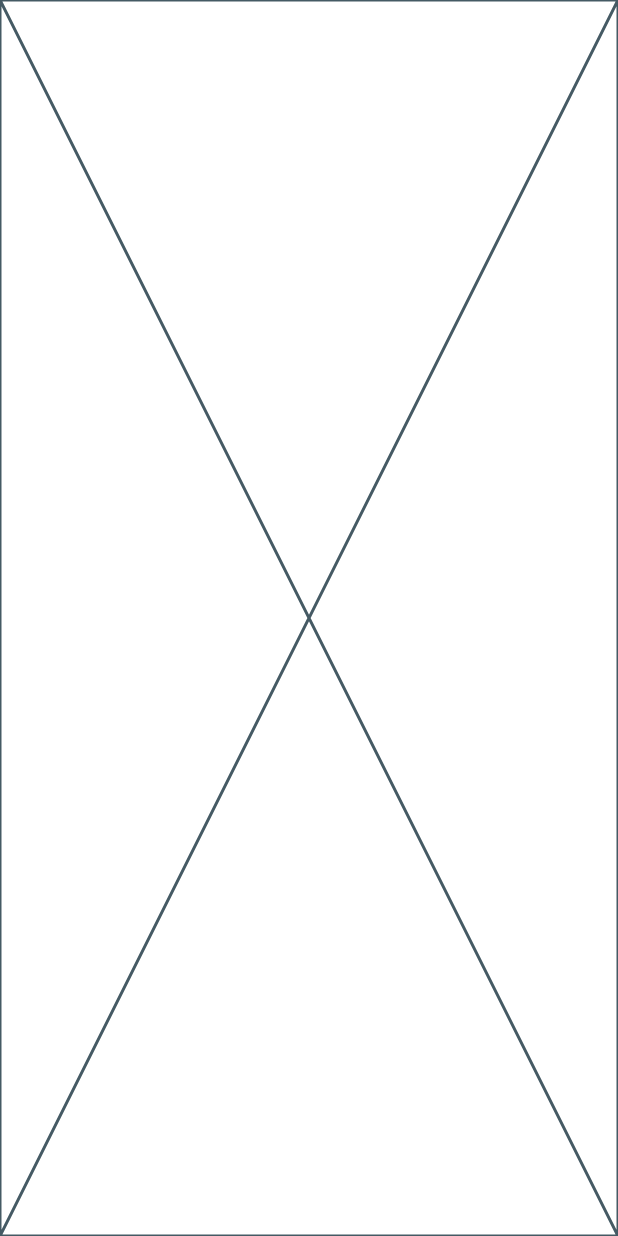
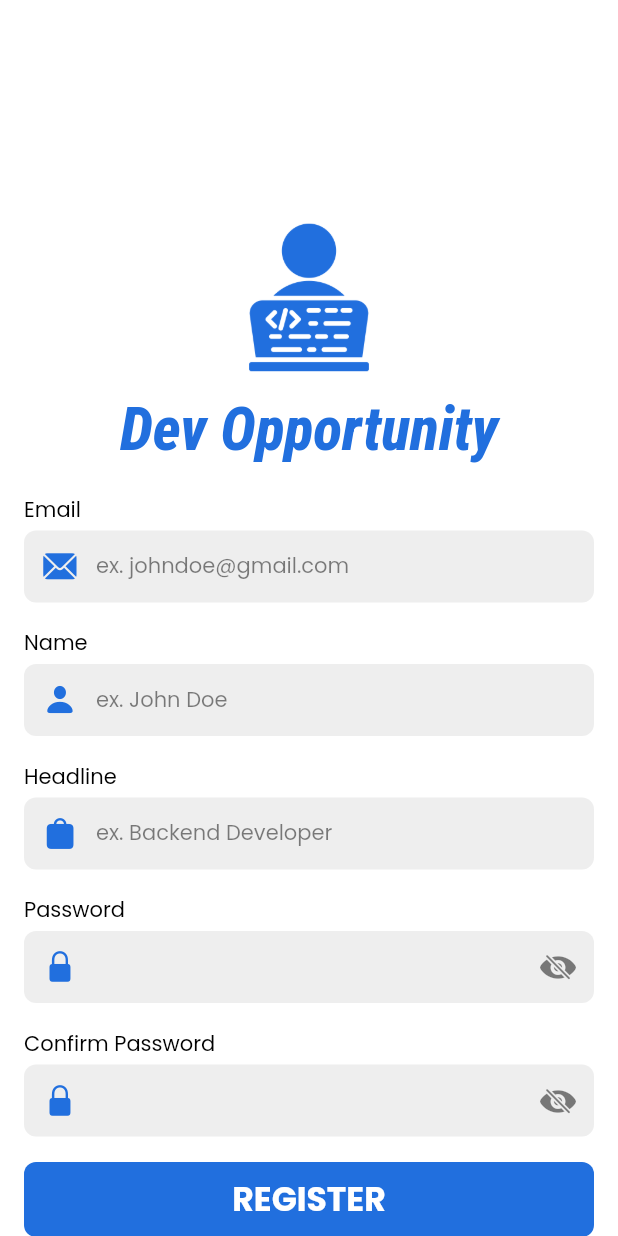
Before and after one commit to includejoe/devopportunity_flutter, a Flutter app: the screen it shows after launch, after a tap on "REGISTER", on a phone screen of 412 x 824 dp. Run offline on Flutter 3.47's test engine with Material 2 defaults, Android fonts, the phone set to English and light mode, and no system bars; our stand-ins replace cloud_firestore, firebase_auth, firebase_core, get_it, google_fonts, shared_preferences; accounts and stored records are empty.

Commit message:
register screen UI setup

```diff
--- /dev/null
+++ b/lib/base/di/get_it.dart
@@ -0,0 +1,9 @@
+import 'package:dev_opportunity/user/presentation/view_models/user_view_model.dart';
+import 'package:get_it/get_it.dart';
+
+final GetIt getIt = GetIt.instance;
+
+void initialize() {
+  // User
+  getIt.registerLazySingleton<UserViewModel>(() => UserViewModel());
+}
--- a/lib/base/main.dart
+++ b/lib/base/main.dart
@@ -1,3 +1,4 @@
+import 'package:dev_opportunity/base/di/get_it.dart';
 import 'package:dev_opportunity/base/presentation/theme/theme_constants.dart';
 import 'package:dev_opportunity/base/presentation/theme/theme_provider.dart';
 import 'package:dev_opportunity/base/providers/user_provider.dart';
@@ -14,14 +15,30 @@ Future main() async {
     DeviceOrientation.portraitUp,
   ]);
   await Firebase.initializeApp();
+
+  loadAppResources();
   runApp(const MyApp());
 }
+
+
+// function to run before splash screen is done
+void loadAppResources({BuildContext? context}) async {
+  initialize();
+
+  await Future.delayed(const Duration(seconds: 1));
+  // FlutterNativeSplash.remove();
+}
+
 
 class MyApp extends StatelessWidget {
   const MyApp({super.key});
 
   @override
   Widget build(BuildContext context) {
+    SystemChrome.setSystemUIOverlayStyle(const SystemUiOverlayStyle(
+      statusBarColor: primaryColor,
+    ));
+
     return MultiProvider(
       providers: [
         ChangeNotifierProvider(create: (_) => UserProvider()),
--- a/lib/user/presentation/screens/login_screen.dart
+++ b/lib/user/presentation/screens/login_screen.dart
@@ -1,7 +1,9 @@
+import 'package:dev_opportunity/base/di/get_it.dart';
 import 'package:dev_opportunity/base/presentation/widgets/buttons/main_button.dart';
 import 'package:dev_opportunity/base/presentation/widgets/loader.dart';
 import 'package:dev_opportunity/base/utils/input_validators/email.dart';
 import 'package:dev_opportunity/base/utils/input_validators/password.dart';
+import 'package:dev_opportunity/user/presentation/screens/register_screen.dart';
 import 'package:dev_opportunity/user/presentation/widgets/bottom_info.dart';
 import 'package:flutter/material.dart';
 import 'package:flutter/cupertino.dart';
@@ -18,7 +20,7 @@ class LoginScreen extends StatefulWidget {
 }
 
 class _LoginScreenState extends State<LoginScreen> {
-  final UserViewModel _viewModel = UserViewModel();
+  final  _viewModel = getIt<UserViewModel>();
   bool _isLoading = false;
 
   // controllers
@@ -55,18 +57,28 @@ class _LoginScreenState extends State<LoginScreen> {
                 crossAxisAlignment: CrossAxisAlignment.center,
                 mainAxisAlignment: MainAxisAlignment.end,
                 children: [
-                  SizedBox(height: MediaQuery.of(context).size.height * 0.25,),
+                  SizedBox(height: MediaQuery.of(context).size.height * 0.18,),
                   SizedBox(
-                    height: MediaQuery.of(context).size.height * 0.18,
+                    height: MediaQuery.of(context).size.height * 0.25,
                     child: Center(
-                        child: Text(
+                        child: Column(
+                          children: [
+                            Image.asset(
+                              "assets/logo.png",
+                              color: theme.colorScheme.primary,
+                              height: 100,
+                            ),
+                            const SizedBox(height: 15,),
+                            Text(
                               "Dev Opportunity",
                               style: GoogleFonts.robotoCondensed(
-                            fontSize: 50,
+                                fontSize: 40,
                                 color: theme.colorScheme.primary,
                                 fontWeight: FontWeight.w800,
                                 fontStyle: FontStyle.italic
                               )
+                            ),
+                          ],
                         )
                     ),
                   ),
@@ -77,7 +89,7 @@ class _LoginScreenState extends State<LoginScreen> {
                     inputAction: TextInputAction.next,
                     prefixIcon: CupertinoIcons.envelope_fill,
                     label: "Email",
-                    placeholder: "johndoe@gmail.com",
+                    placeholder: "ex. johndoe@gmail.com",
                     error: _emailError,
                     onFieldSubmitted: (_) {
                       FocusScope.of(context).requestFocus(_passwordFocusNode);
@@ -140,7 +152,7 @@ class _LoginScreenState extends State<LoginScreen> {
                         Navigator.push(
                             context,
                             MaterialPageRoute(
-                                builder: (context) => const Placeholder()
+                                builder: (context) => const RegisterScreen()
                             )
                         );
                       }
--- a/lib/user/presentation/screens/register_screen.dart
+++ b/lib/user/presentation/screens/register_screen.dart
@@ -0,0 +1,206 @@
+import 'package:dev_opportunity/base/di/get_it.dart';
+import 'package:dev_opportunity/base/presentation/widgets/buttons/main_button.dart';
+import 'package:dev_opportunity/base/presentation/widgets/inputs/password_input.dart';
+import 'package:dev_opportunity/base/presentation/widgets/inputs/text_input.dart';
+import 'package:dev_opportunity/base/presentation/widgets/loader.dart';
+import 'package:dev_opportunity/base/utils/input_validators/email.dart';
+import 'package:dev_opportunity/base/utils/input_validators/password.dart';
+import 'package:dev_opportunity/base/utils/input_validators/text.dart';
+import 'package:dev_opportunity/user/presentation/view_models/user_view_model.dart';
+import 'package:dev_opportunity/user/presentation/widgets/bottom_info.dart';
+import 'package:flutter/cupertino.dart';
+import 'package:flutter/material.dart';
+import 'package:google_fonts/google_fonts.dart';
+
+class RegisterScreen extends StatefulWidget {
+  const RegisterScreen({super.key});
+
+  @override
+  State<RegisterScreen> createState() => _RegisterScreenState();
+}
+
+class _RegisterScreenState extends State<RegisterScreen> {
+  final  _viewModel = getIt<UserViewModel>();
+  bool _isLoading = false;
+
+  // controllers
+  final _emailController = TextEditingController();
+  final _nameController = TextEditingController();
+  final _headlineController = TextEditingController();
+  final _passwordController = TextEditingController();
+  final _confirmPasswordController = TextEditingController();
+
+  // focus nodes
+  final _emailFocusNode = FocusNode();
+  final _nameFocusNode = FocusNode();
+  final _headlineFocusNode = FocusNode();
+  final _passwordFocusNode = FocusNode();
+  final _confirmPasswordFocusNode = FocusNode();
+
+  // errors
+  String? _emailError;
+  String? _nameError;
+  String? _headlineError;
+  String? _passwordError;
+  String? _confirmPasswordError;
+
+  @override void dispose() {
+    super.dispose();
+    _emailController.dispose();
+    _nameController.dispose();
+    _headlineController.dispose();
+    _passwordController.dispose();
+    _confirmPasswordController.dispose();
+  }
+
+  @override
+  Widget build(BuildContext context) {
+    final theme = Theme.of(context);
+    final emailValidator = EmailValidator(context);
+    final nameValidator = TextValidator(context);
+    final headlineValidator = TextValidator(context);
+    final passwordValidator = PasswordValidator(context, false);
+    final confirmPasswordValidator = PasswordValidator(context, true);
+
+    return Scaffold(
+      body: SafeArea(
+          child: SingleChildScrollView(
+            child: Padding(
+              padding: const EdgeInsets.symmetric(horizontal: 16),
+              child: Column(
+                crossAxisAlignment: CrossAxisAlignment.center,
+                mainAxisAlignment: MainAxisAlignment.end,
+                children: [
+                  SizedBox(height: MediaQuery.of(context).size.height * 0.18,),
+                  SizedBox(
+                    height: MediaQuery.of(context).size.height * 0.22,
+                    child: Center(
+                        child: Column(
+                          children: [
+                            Image.asset(
+                              "assets/logo.png",
+                              color: theme.colorScheme.primary,
+                              height: 100,
+                            ),
+                            const SizedBox(height: 15,),
+                            Text(
+                                "Dev Opportunity",
+                                style: GoogleFonts.robotoCondensed(
+                                    fontSize: 40,
+                                    color: theme.colorScheme.primary,
+                                    fontWeight: FontWeight.w800,
+                                    fontStyle: FontStyle.italic
+                                )
+                            ),
+                          ],
+                        )
+                    ),
+                  ),
+                  TextInput(
+                    controller: _emailController,
+                    textInputType: TextInputType.emailAddress,
+                    focusNode: _emailFocusNode,
+                    inputAction: TextInputAction.next,
+                    prefixIcon: CupertinoIcons.envelope_fill,
+                    placeholder: "ex. johndoe@gmail.com",
+                    label: "Email",
+                    error: _emailError,
+                    onFieldSubmitted: (_) {
+                      FocusScope.of(context).requestFocus(_nameFocusNode);
+                    },
+                  ),
+                  const SizedBox(height: 15,),
+                  TextInput(
+                    controller: _nameController,
+                    textInputType: TextInputType.text,
+                    focusNode: _nameFocusNode,
+                    inputAction: TextInputAction.next,
+                    prefixIcon: CupertinoIcons.person_fill,
+                    label: "Name",
+                    placeholder: "ex. John Doe",
+                    error: _nameError,
+                    onFieldSubmitted: (_) {
+                      FocusScope.of(context).requestFocus(_headlineFocusNode);
+                    },
+                  ),
+                  const SizedBox(height: 15,),
+                  TextInput(
+                    controller: _headlineController,
+                    textInputType: TextInputType.text,
+                    focusNode: _headlineFocusNode,
+                    inputAction: TextInputAction.next,
+                    prefixIcon: CupertinoIcons.bag_fill,
+                    label: "Headline",
+                    placeholder: "ex. Backend Developer",
+                    error: _headlineError,
+                    onFieldSubmitted: (_) {
+                      FocusScope.of(context).requestFocus(_passwordFocusNode);
+                    },
+                  ),
+                  const SizedBox(height: 15,),
+                  PasswordInput(
+                    controller: _passwordController,
+                    focusNode: _passwordFocusNode,
+                    inputAction: TextInputAction.next,
+                    error: _passwordError,
+                    label: "Password",
+                    showIcon: true,
+                    onFieldSubmitted: (_) {
+                      FocusScope.of(context).requestFocus(_confirmPasswordFocusNode);
+                    },
+                  ),
+                  const SizedBox(height: 15,),
+                  PasswordInput(
+                    controller: _confirmPasswordController,
+                    focusNode: _confirmPasswordFocusNode,
+                    inputAction: TextInputAction.done,
+                    error: _confirmPasswordError,
+                    label: "Confirm Password",
+                    showIcon: true,
+                    onFieldSubmitted: (_) {
+                      FocusScope.of(context).unfocus();
+                    },
+                  ),
+                  const SizedBox(height: 15,),
+                  _isLoading ? const Loader(size: 24)  : Button(
+                      onTap: () {
+                        setState(() {
+                          _emailError = emailValidator(_emailController.text);
+                          _nameError = nameValidator(_nameController.text);
+                          _passwordError = passwordValidator(_passwordController.text, null);
+                          _headlineError = headlineValidator(_headlineController.text);
+                          _confirmPasswordError = confirmPasswordValidator(
+                              _confirmPasswordController.text,
+                              _passwordController.text
+                          );
+                        });
+
+                        final errors = [
+                          _emailError,
+                          _nameError,
+                          _passwordError,
+                          _confirmPasswordError
+                        ];
+
+                        if(errors.every((error) => error == null)) {
+                          FocusScope.of(context).unfocus();
+                          // register function
+                        }
+                      },
+                      text: "REGISTER"
+                  ),
+                  BottomInfo(
+                      info: "Already have an account ?",
+                      btnText: "LOGIN",
+                      action: () {
+                        Navigator.pop(context);
+                      }
+                  ),
+                ],
+              ),
+            ),
+          )
+      ),
+    );
+  }
+}
```
Also changed, not shown: assets/logo.png (added), logo/developer.png (added). Lines whose indentation alone changed are shown as unchanged.
